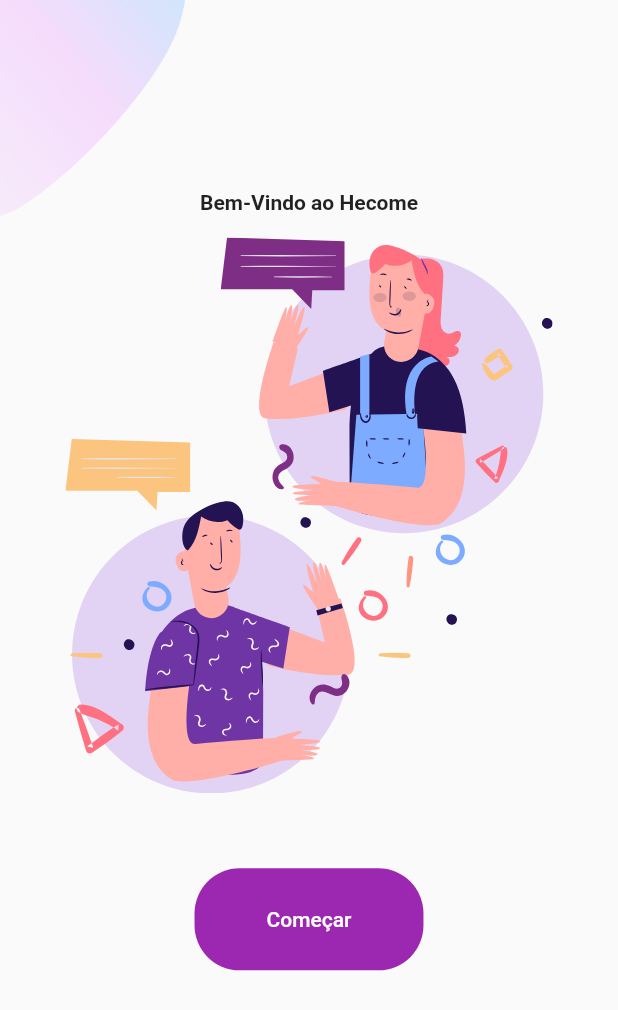
After one commit to BecxAgy/Recomenda-, a Flutter app: the WelcomeScreen screen opened by its route, on a phone screen of 412 x 824 dp. The commit adds this screen. Shown: the top 1010 px of the screen. Run offline on Flutter 3.47's test engine with Material 2 defaults, Android fonts, the phone set to English and light mode, and no system bars; our stand-ins replace curved_navigation_bar, flutter_svg.

Commit message:
welcome screen

```diff
--- /dev/null
+++ b/lib/components/background.dart
@@ -0,0 +1,32 @@
+import 'package:flutter/material.dart';
+
+class Background extends StatelessWidget {
+  final Widget child;
+  const Background({super.key, required this.child});
+
+  @override
+  Widget build(BuildContext context) {
+    Size size = MediaQuery.of(context).size;
+    return Container(
+        height: size.height,
+        width: double.infinity,
+        child: Stack(
+          alignment: Alignment.center,
+          children: [
+            Positioned(
+              top: 0,
+              left: 0,
+              child: Image.asset('assets/images/main_top.png'),
+              width: size.width * 0.3,
+            ),
+            Positioned(
+              bottom: 0,
+              left: 0,
+              child: Image.asset('assets/images/main_bottom.png'),
+              width: size.width * 0.2,
+            ),
+            child
+          ],
+        ));
+  }
+}
--- /dev/null
+++ b/lib/components/body.dart
@@ -0,0 +1,43 @@
+import 'package:desingprojeto/utils/app_routes.dart';
+import 'package:flutter/material.dart';
+import 'package:flutter/src/widgets/framework.dart';
+import 'package:flutter/src/widgets/placeholder.dart';
+import 'package:flutter/widgets.dart';
+import 'package:flutter_svg/svg.dart';
+
+import 'background.dart';
+
+class Body extends StatelessWidget {
+  const Body({super.key});
+
+  @override
+  Widget build(BuildContext context) {
+    Size size = MediaQuery.of(context).size;
+    return Background(
+        child: Column(
+      mainAxisAlignment: MainAxisAlignment.center,
+      children: [
+        Text(
+          "Bem-Vindo ao Hecome",
+          style: TextStyle(fontWeight: FontWeight.bold),
+        ),
+        SizedBox(
+          height: 15,
+        ),
+        SvgPicture.asset('assets/icons/chat.svg', height: size.height * 0.45),
+        Container(
+          margin: EdgeInsets.all(50),
+          padding: EdgeInsets.symmetric(vertical: 10, horizontal: 40),
+          decoration: BoxDecoration(
+              color: Colors.purple, borderRadius: BorderRadius.circular(30)),
+          child: TextButton(
+              onPressed: () => Navigator.of(context).pushNamed(AppRoutes.AUTH),
+              child: Text(
+                "Começar",
+                style: TextStyle(color: Colors.white),
+              )),
+        )
+      ],
+    ));
+  }
+}
--- a/lib/main.dart
+++ b/lib/main.dart
@@ -2,6 +2,7 @@
 import 'package:desingprojeto/screens/categoria_screen.dart';
 import 'package:desingprojeto/screens/hobbies_form_screen.dart';
 import 'package:desingprojeto/screens/home_screen.dart';
+import 'package:desingprojeto/screens/welcome_screen.dart';
 import 'package:flutter/material.dart';
 import 'package:provider/provider.dart';
 
@@ -32,7 +33,8 @@
           AppRoutes.HOME: (context) => HomeScreen(),
           AppRoutes.Categoria: (context) => CategoriaScreen(),
           AppRoutes.HOBBIE_FORM: (context) => HobbieFormScreen(),
-          AppRoutes.AUTH: (context) => AuthScreen()
+          AppRoutes.AUTH: (context) => AuthScreen(),
+          AppRoutes.WELCOME: (context) => WelcomeScreen()
         },
       ),
     );
--- /dev/null
+++ b/lib/screens/welcome_screen.dart
@@ -0,0 +1,14 @@
+import 'package:flutter/material.dart';
+import 'package:flutter/src/widgets/framework.dart';
+import 'package:flutter/src/widgets/placeholder.dart';
+
+import '../components/body.dart';
+
+class WelcomeScreen extends StatelessWidget {
+  const WelcomeScreen({super.key});
+
+  @override
+  Widget build(BuildContext context) {
+    return Scaffold(body: Body());
+  }
+}
--- a/lib/utils/app_routes.dart
+++ b/lib/utils/app_routes.dart
@@ -4,4 +4,5 @@
   static const HOBBIE_FORM = '/hobbie-form';
   static const FINANCAS_FORM = '/financas-form';
   static const AUTH = '/auth';
+  static const WELCOME = '/welcome';
 }
--- a/pubspec.yaml
+++ b/pubspec.yaml
@@ -66,6 +66,7 @@
   # To add assets to your application, add an assets section, like this:
   assets:
     - assets/icons/
+    - assets/images/
 
 
   # An image asset can refer to one or more resolution-specific "variants", see
```
Also changed, not shown: assets/icons/chat.svg (added), assets/icons/facebook.svg (added), assets/icons/google-plus.svg (added), assets/icons/login.svg (added), assets/icons/signup.svg (added), assets/icons/twitter.svg (added), assets/images/login_bottom.png (added), assets/images/main_bottom.png (added), assets/images/main_top.png (added), assets/images/signup_top.png (added).
